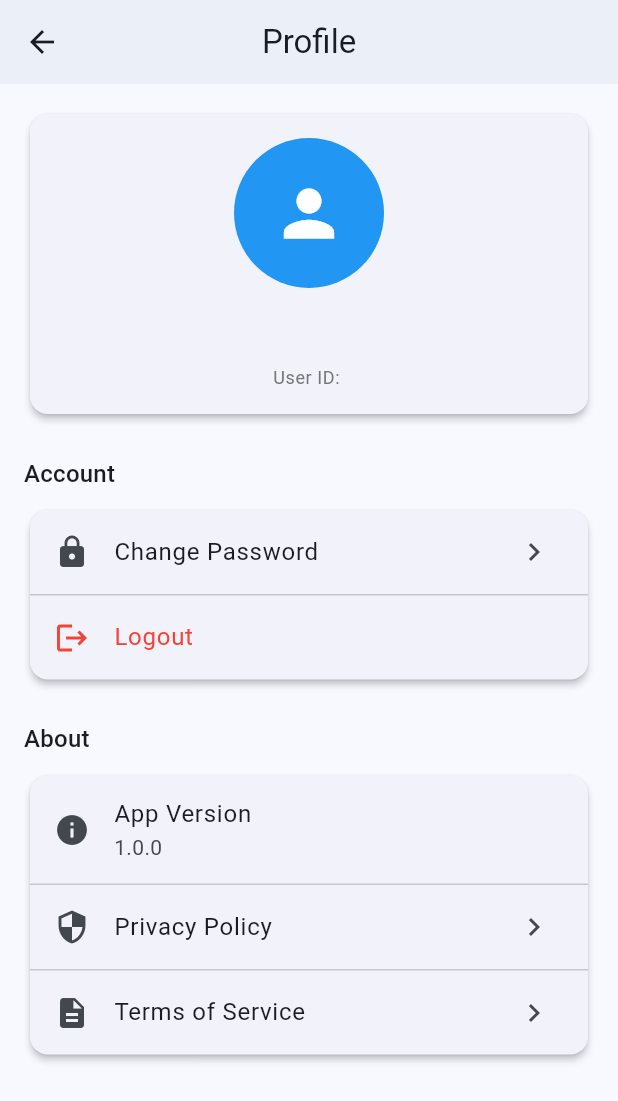
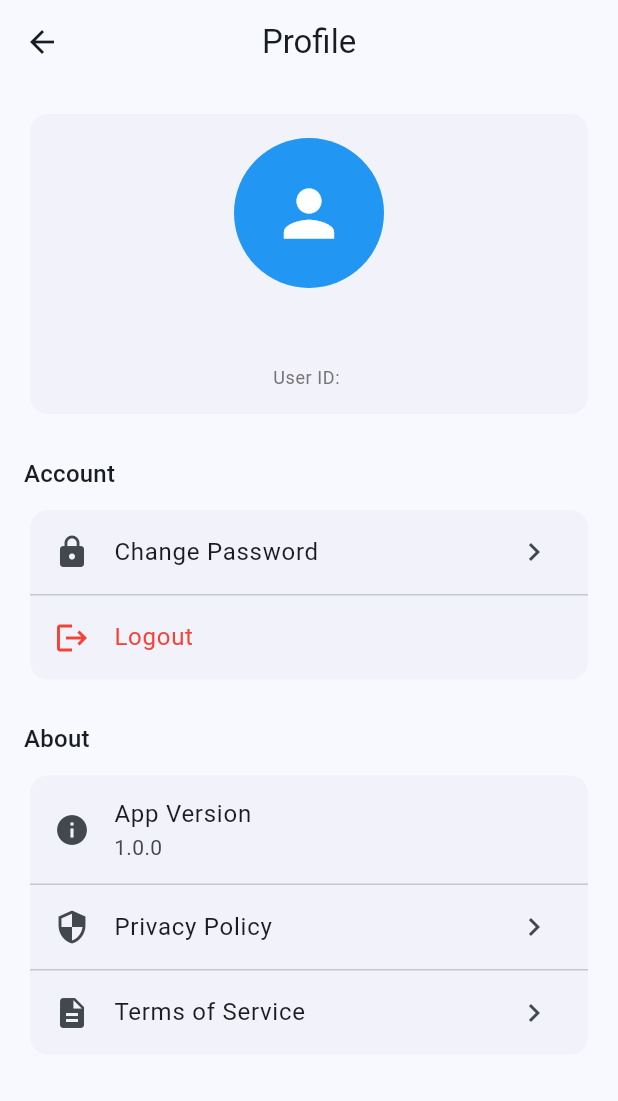
Before and after one commit to sujayamindev/IoT-Automatic-Accident-Alert-System, a Flutter app: the screen it shows once a user with an empty profile is signed in, after a tap on the "person" icon, on a phone screen of 412 x 824 dp. Shown: the top 1101 px of the screen. Run offline on Flutter 3.47's test engine with Material 3 defaults, Android fonts, the phone set to English and light mode, and no system bars; our stand-ins replace firebase_auth, firebase_core, flutter_map, latlong2, shared_preferences; accounts and stored records are empty.

Commit message:
refactor: Reduce elevation on app components for a flatter design

```diff
--- a/mobile-app/lib/main.dart
+++ b/mobile-app/lib/main.dart
@@ -50,10 +50,10 @@ class MyApp extends StatelessWidget {
               useMaterial3: true,
               appBarTheme: const AppBarTheme(
                 centerTitle: true,
-                elevation: 2,
+                elevation: 0,
               ),
               cardTheme: CardThemeData(
-                elevation: 2,
+                elevation: 0,
                 shape: RoundedRectangleBorder(
                   borderRadius: BorderRadius.circular(12),
                 ),
--- a/mobile-app/lib/screens/home.dart
+++ b/mobile-app/lib/screens/home.dart
@@ -87,11 +87,6 @@ class _HomeScreenState extends State<HomeScreen> {
                                     'Speed',
                                     '${telemetry.speed.toStringAsFixed(1)} km/h',
                                     Icons.speed,
-                                  ),
-                                  _buildStatusItem(
-                                    'Battery',
-                                    '${telemetry.batteryPercentage}%',
-                                    Icons.battery_full,
                                   ),
                                   _buildStatusItem(
                                     'Signal',
--- a/mobile-app/lib/widgets/data_card.dart
+++ b/mobile-app/lib/widgets/data_card.dart
@@ -19,7 +19,7 @@ class DataCard extends StatelessWidget {
   @override
   Widget build(BuildContext context) {
     return Card(
-      elevation: 2,
+      elevation: 0,
       child: Padding(
         padding: const EdgeInsets.all(16.0),
         child: Column(
```
Also changed, not shown: mobile-app/lib/screens/live_tracking.dart (+1 -14 lines).
